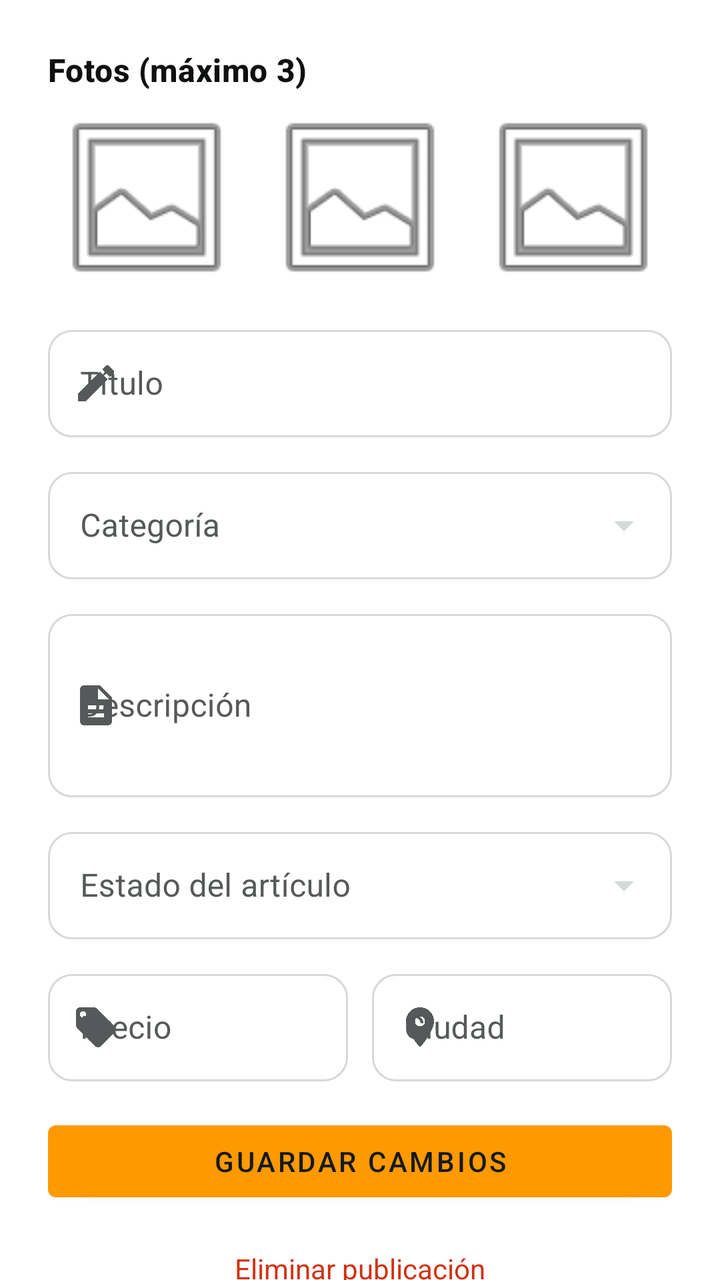
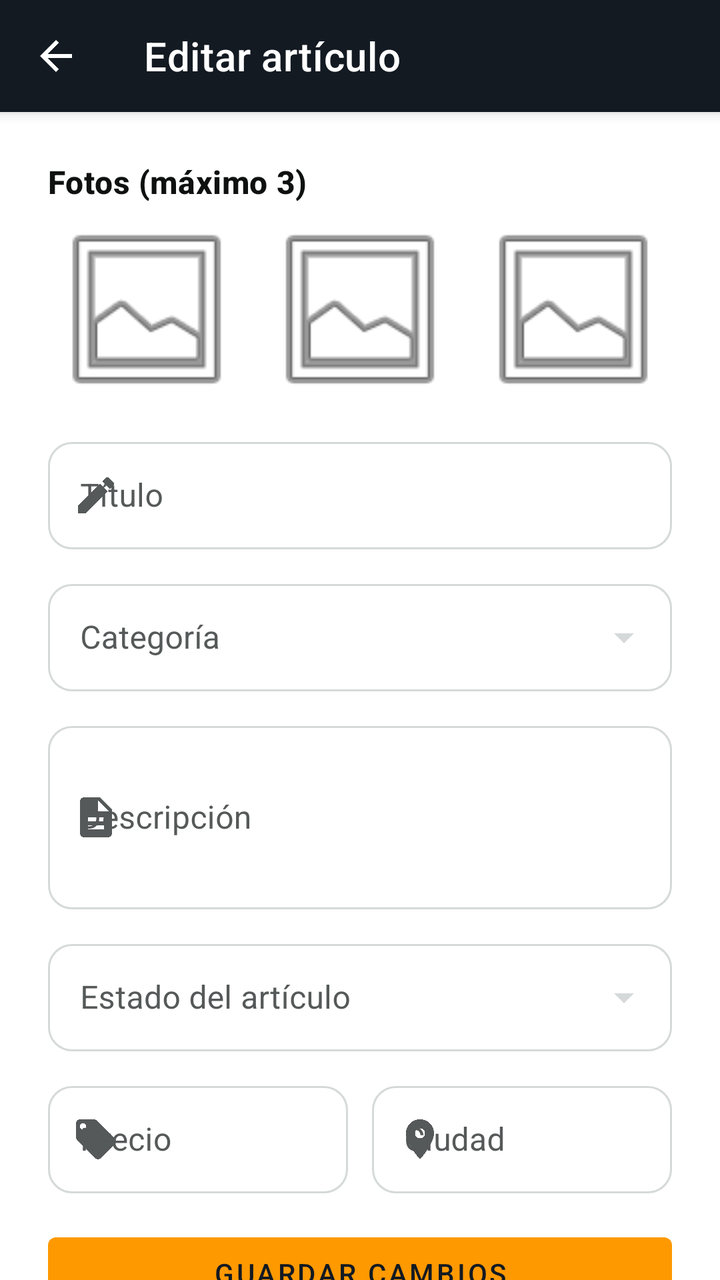

Two renders of the same Android screen: before a commit and after it. Below are the layout's source before the change and the commit's diff.
<!-- AndroidManifest.xml: application theme Theme.Reboot -->
<!-- res/layout/fragment_editar_articulo.xml -->
<?xml version="1.0" encoding="utf-8"?>
<androidx.core.widget.NestedScrollView xmlns:android="http://schemas.android.com/apk/res/android"
    xmlns:app="http://schemas.android.com/apk/res-auto"
    android:layout_width="match_parent"
    android:layout_height="match_parent"
    android:background="@color/reboot_fondo">

    <androidx.constraintlayout.widget.ConstraintLayout
        android:layout_width="match_parent"
        android:layout_height="wrap_content"
        android:padding="24dp">

        <TextView
            android:id="@+id/tituloFotos"
            android:layout_width="wrap_content"
            android:layout_height="wrap_content"
            android:text="@string/vender_fotos_titulo"
            android:textAppearance="@style/TextAppearance.Reboot.Titulo"
            android:textSize="16sp"
            app:layout_constraintTop_toTopOf="parent" />

        <LinearLayout
            android:id="@+id/contenedorFotos"
            android:layout_width="match_parent"
            android:layout_height="wrap_content"
            android:layout_marginTop="8dp"
            android:orientation="horizontal"
            app:layout_constraintTop_toBottomOf="@id/tituloFotos">

            <ImageView
                android:id="@+id/foto1"
                android:layout_width="0dp"
                android:layout_height="90dp"
                android:layout_marginEnd="8dp"
                android:layout_weight="1"
                android:background="@color/white"
                android:contentDescription="@null"
                android:scaleType="centerCrop"
                android:src="@android:drawable/ic_menu_gallery" />

            <ImageView
                android:id="@+id/foto2"
                android:layout_width="0dp"
                android:layout_height="90dp"
                android:layout_marginEnd="8dp"
                android:layout_weight="1"
                android:background="@color/white"
                android:contentDescription="@null"
                android:scaleType="centerCrop"
                android:src="@android:drawable/ic_menu_gallery" />

            <ImageView
                android:id="@+id/foto3"
                android:layout_width="0dp"
                android:layout_height="90dp"
                android:layout_weight="1"
                android:background="@color/white"
                android:contentDescription="@null"
                android:scaleType="centerCrop"
                android:src="@android:drawable/ic_menu_gallery" />
        </LinearLayout>

        <com.google.android.material.textfield.TextInputLayout
            android:id="@+id/contenedorTitulo"
            style="@style/Widget.Reboot.TextInputLayout.OutlinedBox"
            android:layout_width="match_parent"
            android:layout_height="wrap_content"
            android:layout_marginTop="16dp"
            android:hint="@string/vender_campo_titulo"
            app:startIconDrawable="@drawable/ic_edit"
            app:layout_constraintTop_toBottomOf="@id/contenedorFotos">

            <com.google.android.material.textfield.TextInputEditText
                android:id="@+id/campoTitulo"
                android:layout_width="match_parent"
                android:layout_height="wrap_content"
                android:paddingTop="16dp"
                android:paddingBottom="16dp"
                android:inputType="text" />
        </com.google.android.material.textfield.TextInputLayout>

        <com.google.android.material.textfield.TextInputLayout
            android:id="@+id/contenedorCategoria"
            style="@style/Widget.Reboot.TextInputLayout.OutlinedBox.ExposedDropdownMenu"
            android:layout_width="match_parent"
            android:layout_height="wrap_content"
            android:layout_marginTop="12dp"
            android:hint="@string/vender_categoria"
            app:endIconTint="@color/stroke_campo"
            app:layout_constraintTop_toBottomOf="@id/contenedorTitulo">

            <AutoCompleteTextView
                android:id="@+id/campoCategoria"
                android:layout_width="match_parent"
                android:layout_height="wrap_content"
                android:paddingTop="16dp"
                android:paddingBottom="16dp"
                android:inputType="none" />
        </com.google.android.material.textfield.TextInputLayout>

        <com.google.android.material.textfield.TextInputLayout
            android:id="@+id/contenedorDescripcion"
            style="@style/Widget.Reboot.TextInputLayout.OutlinedBox"
            android:layout_width="match_parent"
            android:layout_height="wrap_content"
            android:layout_marginTop="12dp"
            android:hint="@string/vender_descripcion"
            app:startIconDrawable="@drawable/ic_description"
            app:layout_constraintTop_toBottomOf="@id/contenedorCategoria">

            <com.google.android.material.textfield.TextInputEditText
                android:id="@+id/campoDescripcion"
                android:layout_width="match_parent"
                android:layout_height="wrap_content"
                android:paddingTop="16dp"
                android:paddingBottom="16dp"
                android:inputType="textMultiLine"
                android:minLines="3" />
        </com.google.android.material.textfield.TextInputLayout>

        <com.google.android.material.textfield.TextInputLayout
            android:id="@+id/contenedorEstado"
            style="@style/Widget.Reboot.TextInputLayout.OutlinedBox.ExposedDropdownMenu"
            android:layout_width="match_parent"
            android:layout_height="wrap_content"
            android:layout_marginTop="12dp"
            android:hint="@string/vender_estado"
            app:endIconTint="@color/stroke_campo"
            app:layout_constraintTop_toBottomOf="@id/contenedorDescripcion">

            <AutoCompleteTextView
                android:id="@+id/campoEstado"
                android:layout_width="match_parent"
                android:layout_height="wrap_content"
                android:paddingTop="16dp"
                android:paddingBottom="16dp"
                android:inputType="none" />
        </com.google.android.material.textfield.TextInputLayout>

        <com.google.android.material.textfield.TextInputLayout
            android:id="@+id/contenedorPrecio"
            style="@style/Widget.Reboot.TextInputLayout.OutlinedBox"
            android:layout_width="0dp"
            android:layout_height="wrap_content"
            android:layout_marginTop="12dp"
            android:hint="@string/vender_precio"
            app:startIconDrawable="@drawable/ic_price"
            app:layout_constraintEnd_toStartOf="@id/contenedorCiudad"
            app:layout_constraintStart_toStartOf="parent"
            app:layout_constraintTop_toBottomOf="@id/contenedorEstado">

            <com.google.android.material.textfield.TextInputEditText
                android:id="@+id/campoPrecio"
                android:layout_width="match_parent"
                android:layout_height="wrap_content"
                android:paddingTop="16dp"
                android:paddingBottom="16dp"
                android:inputType="numberDecimal" />
        </com.google.android.material.textfield.TextInputLayout>

        <com.google.android.material.textfield.TextInputLayout
            android:id="@+id/contenedorCiudad"
            style="@style/Widget.Reboot.TextInputLayout.OutlinedBox"
            android:layout_width="0dp"
            android:layout_height="wrap_content"
            android:layout_marginStart="12dp"
            android:layout_marginTop="12dp"
            android:hint="@string/vender_ciudad"
            app:startIconDrawable="@drawable/ic_location"
            app:layout_constraintEnd_toEndOf="parent"
            app:layout_constraintStart_toEndOf="@id/contenedorPrecio"
            app:layout_constraintTop_toBottomOf="@id/contenedorEstado">

            <com.google.android.material.textfield.TextInputEditText
                android:id="@+id/campoCiudad"
                android:layout_width="match_parent"
                android:layout_height="wrap_content"
                android:paddingTop="16dp"
                android:paddingBottom="16dp"
                android:inputType="text" />
        </com.google.android.material.textfield.TextInputLayout>

        <ProgressBar
            android:id="@+id/indicadorCarga"
            android:layout_width="wrap_content"
            android:layout_height="wrap_content"
            android:layout_marginTop="12dp"
            android:visibility="gone"
            app:layout_constraintEnd_toEndOf="parent"
            app:layout_constraintStart_toStartOf="parent"
            app:layout_constraintTop_toBottomOf="@id/contenedorPrecio" />

        <com.google.android.material.button.MaterialButton
            android:id="@+id/botonGuardar"
            style="@style/Widget.Reboot.Boton"
            android:layout_width="match_parent"
            android:layout_height="wrap_content"
            android:layout_marginTop="16dp"
            android:text="@string/editar_articulo_boton_guardar"
            app:layout_constraintTop_toBottomOf="@id/indicadorCarga" />

        <TextView
            android:id="@+id/botonEliminar"
            android:layout_width="match_parent"
            android:layout_height="wrap_content"
            android:layout_marginTop="12dp"
            android:background="?attr/selectableItemBackground"
            android:gravity="center"
            android:padding="8dp"
            android:text="@string/editar_articulo_boton_eliminar"
            android:textColor="@color/reboot_error"
            app:layout_constraintTop_toBottomOf="@id/botonGuardar" />

    </androidx.constraintlayout.widget.ConstraintLayout>
</androidx.core.widget.NestedScrollView>
<!-- resources referenced by this layout -->
<resources>
  <color name="reboot_error">#D13212</color>
  <color name="reboot_fondo">#FFFFFF</color>
  <color name="white">#FFFFFFFF</color>
  <!-- drawable ic_description (drawable) -->
  <vector xmlns:android="http://schemas.android.com/apk/res/android"
      android:width="24dp"
      android:height="24dp"
      android:viewportWidth="24"
      android:viewportHeight="24">
      <path
          android:fillColor="#FF000000"
          android:pathData="M14,2H6c-1.1,0 -1.99,0.9 -1.99,2L4,20c0,1.1 0.89,2 1.99,2H18c1.1,0 2,-0.9 2,-2V8l-6,-6zm2,16H8v-2h8v2zm0,-4H8v-2h8v2zm-3,-5V3.5L18.5,9H13z" />
  </vector>
  <!-- drawable ic_edit (drawable) -->
  <vector xmlns:android="http://schemas.android.com/apk/res/android"
      android:width="24dp"
      android:height="24dp"
      android:viewportWidth="24"
      android:viewportHeight="24">
      <path
          android:fillColor="#FF000000"
          android:pathData="M3,17.25V21h3.75L17.81,9.94l-3.75,-3.75L3,17.25zM20.71,7.04c0.39,-0.39 0.39,-1.02 0,-1.41l-2.34,-2.34c-0.39,-0.39 -1.02,-0.39 -1.41,0l-1.83,1.83 3.75,3.75 1.83,-1.83z" />
  </vector>
  <string name="editar_articulo_boton_eliminar">Eliminar publicación</string>
  <string name="editar_articulo_boton_guardar">Guardar cambios</string>
  <string name="vender_campo_titulo">Título</string>
  <string name="vender_categoria">Categoría</string>
  <string name="vender_ciudad">Ciudad</string>
  <string name="vender_descripcion">Descripción</string>
  <string name="vender_estado">Estado del artículo</string>
  <string name="vender_fotos_titulo">Fotos (máximo 3)</string>
  <string name="vender_precio">Precio</string>
  <style name="TextAppearance.Reboot.Titulo" parent="TextAppearance.MaterialComponents.Headline6">
          <item name="android:textColor">@color/reboot_texto_principal</item>
          <item name="android:textStyle">bold</item>
      </style>
  <style name="Widget.Reboot.Boton" parent="Widget.MaterialComponents.Button">
          <item name="backgroundTint">@color/reboot_acento</item>
          <item name="android:textColor">@color/reboot_texto_sobre_acento</item>
      </style>
  <style name="Theme.Reboot" parent="Base.Theme.Reboot" />
  <color name="reboot_texto_principal">#0F1111</color>
  <color name="reboot_acento">#FF9900</color>
  <color name="reboot_texto_sobre_acento">#131A22</color>
  <color name="reboot_texto_secundario">#565959</color>
  <color name="reboot_header">#131A22</color>
  <style name="Widget.Reboot.TextInputEditText" parent="Widget.MaterialComponents.TextInputEditText.OutlinedBox">
          <item name="android:paddingTop">16dp</item>
          <item name="android:paddingBottom">16dp</item>
      </style>
  <!-- unchanged entries left out for length: 5 -->
</resources>

<!-- the commit's change to res/layout/fragment_editar_articulo.xml (unified diff, before → after) -->
@@ -1,14 +1,33 @@
 <?xml version="1.0" encoding="utf-8"?>
-<androidx.core.widget.NestedScrollView xmlns:android="http://schemas.android.com/apk/res/android"
+<androidx.constraintlayout.widget.ConstraintLayout xmlns:android="http://schemas.android.com/apk/res/android"
     xmlns:app="http://schemas.android.com/apk/res-auto"
     android:layout_width="match_parent"
     android:layout_height="match_parent"
     android:background="@color/reboot_fondo">
 
-    <androidx.constraintlayout.widget.ConstraintLayout
-        android:layout_width="match_parent"
+    <com.google.android.material.appbar.MaterialToolbar
+        android:id="@+id/toolbar"
+        style="@style/Widget.Reboot.Toolbar"
+        android:layout_width="0dp"
         android:layout_height="wrap_content"
-        android:padding="24dp">
+        app:layout_constraintEnd_toEndOf="parent"
+        app:layout_constraintStart_toStartOf="parent"
+        app:layout_constraintTop_toTopOf="parent"
+        app:navigationIcon="@drawable/ic_arrow_back"
+        app:title="@string/editar_articulo_titulo" />
+
+    <androidx.core.widget.NestedScrollView
+        android:layout_width="0dp"
+        android:layout_height="0dp"
+        app:layout_constraintBottom_toBottomOf="parent"
+        app:layout_constraintEnd_toEndOf="parent"
+        app:layout_constraintStart_toStartOf="parent"
+        app:layout_constraintTop_toBottomOf="@id/toolbar">
+
+        <androidx.constraintlayout.widget.ConstraintLayout
+            android:layout_width="match_parent"
+            android:layout_height="wrap_content"
+            android:padding="24dp">
 
         <TextView
             android:id="@+id/tituloFotos"
@@ -213,3 +232,5 @@
 
     </androidx.constraintlayout.widget.ConstraintLayout>
 </androidx.core.widget.NestedScrollView>
+
+</androidx.constraintlayout.widget.ConstraintLayout>
<!-- resource entries referenced after the edit -->
@@ -3,6 +3,19 @@
   <color name="reboot_error">#D13212</color>
   <color name="reboot_fondo">#FFFFFF</color>
   <color name="white">#FFFFFFFF</color>
+  <!-- drawable ic_arrow_back (drawable) -->
+  <?xml version="1.0" encoding="utf-8"?>
+  <vector xmlns:android="http://schemas.android.com/apk/res/android"
+      android:width="24dp"
+      android:height="24dp"
+      android:viewportWidth="24"
+      android:viewportHeight="24"
+      android:tint="?attr/colorControlNormal"
+      android:autoMirrored="true">
+      <path
+          android:fillColor="@color/white"
+          android:pathData="M20,11H7.83l5.59,-5.59L12,4l-8,8 8,8 1.41,-1.41L7.83,13H20v-2z" />
+  </vector>
   <!-- drawable ic_description (drawable) -->
   <vector xmlns:android="http://schemas.android.com/apk/res/android"
       android:width="24dp"
@@ -25,6 +38,7 @@
   </vector>
   <string name="editar_articulo_boton_eliminar">Eliminar publicación</string>
   <string name="editar_articulo_boton_guardar">Guardar cambios</string>
+  <string name="editar_articulo_titulo">Editar artículo</string>
   <string name="vender_campo_titulo">Título</string>
   <string name="vender_categoria">Categoría</string>
   <string name="vender_ciudad">Ciudad</string>
@@ -40,6 +54,13 @@
           <item name="backgroundTint">@color/reboot_acento</item>
           <item name="android:textColor">@color/reboot_texto_sobre_acento</item>
       </style>
+  <style name="Widget.Reboot.Toolbar" parent="Widget.MaterialComponents.Toolbar.Primary">
+          <item name="android:background">@color/reboot_header</item>
+          <item name="titleTextColor">@color/white</item>
+          <item name="navigationIconTint">@color/white</item>
+          <item name="android:layout_height">wrap_content</item>
+          <item name="android:minHeight">?attr/actionBarSize</item>
+      </style>
   <style name="Theme.Reboot" parent="Base.Theme.Reboot" />
   <color name="reboot_texto_principal">#0F1111</color>
   <color name="reboot_acento">#FF9900</color>
